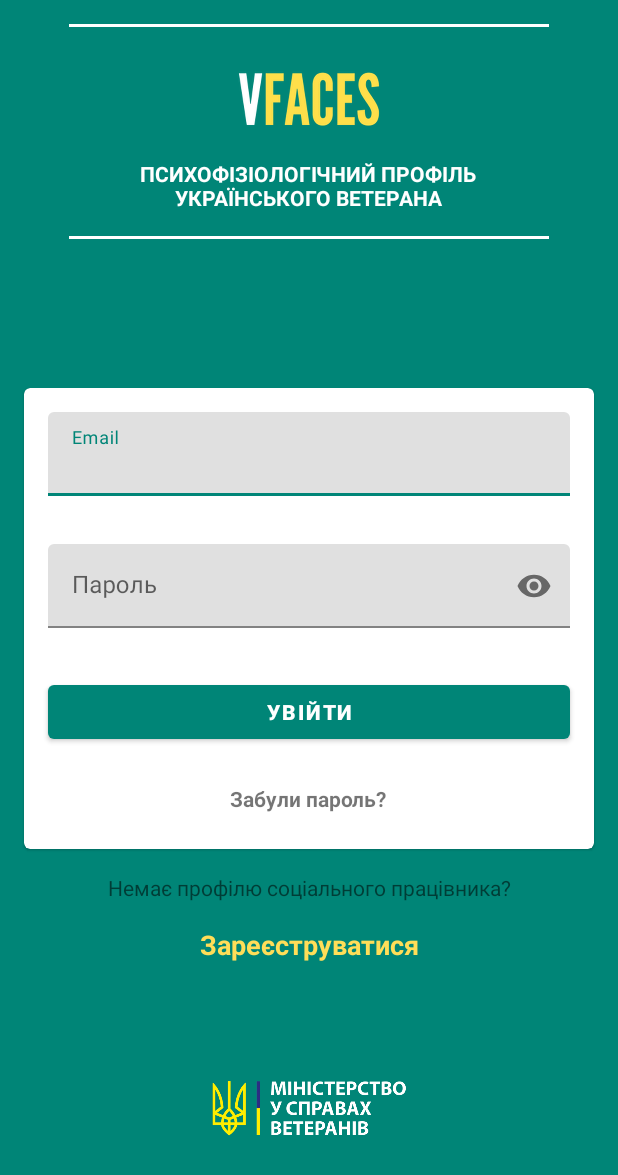
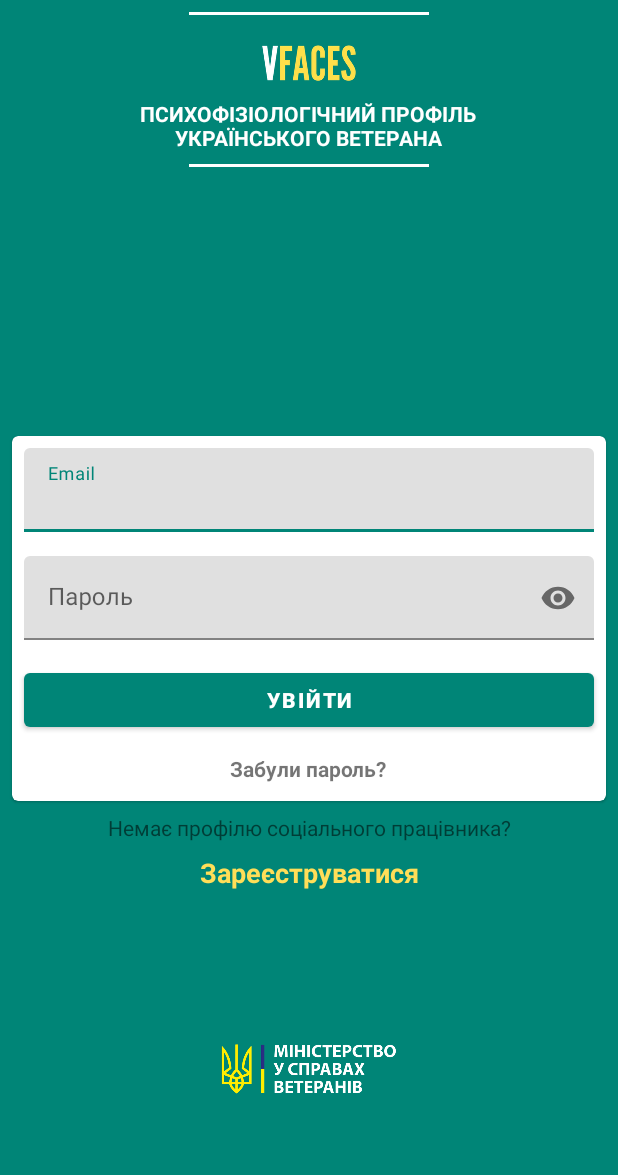
Before and after one commit to eveteranteam/VFaces, an Android app: the screen it shows after launch (AuthHostActivity), on a phone screen of 412 x 824 dp. Shown: the top 1175 px of the screen. Run offline under Robolectric (Android 15) with nearby library versions, the phone set to English and light mode, and no system bars; our stand-ins replace Firebase (no records; nobody signed in at launch, a user with empty details on screens opened directly).

Commit message:
Add dimens folders for different screen density

```diff
--- a/app/src/main/res/drawable/splash_background.xml
+++ b/app/src/main/res/drawable/splash_background.xml
@@ -4,15 +4,17 @@
         <bitmap android:src="@drawable/logo_background" />
     </item>
 
-    <item android:gravity="center">
-        <bitmap android:src="@drawable/ic_scaled_vfaces_logo" />
+    <item>
+        <bitmap
+            android:gravity="center"
+            android:src="@drawable/ic_scaled_vfaces_logo" />
     </item>
 
-    <item
-        android:bottom="@dimen/minvet_logo_bottom_margin"
-        android:gravity="center_horizontal|bottom">
-
-        <bitmap android:src="@drawable/ic_scaled_minvet_white_logo" />
+    <item>
+        <bitmap
+            android:bottom="@dimen/minvet_logo_bottom_margin"
+            android:gravity="center_horizontal|bottom"
+            android:src="@drawable/ic_scaled_minvet_white_logo" />
     </item>
 
 </layer-list>
--- a/app/src/main/res/layout/veteran_profile_logo_layout.xml
+++ b/app/src/main/res/layout/veteran_profile_logo_layout.xml
@@ -27,6 +27,7 @@
         android:layout_marginTop="-8dp"
         android:layout_marginBottom="@dimen/layout_margin_large"
         android:gravity="center"
+        android:textAppearance="@style/TextAppearance.AppCompat.Small"
         android:text="@string/veteran_profile_logo_text"
         android:textColor="@android:color/white"
         android:textStyle="bold" />
--- /dev/null
+++ b/app/src/main/res/values-hdpi/dimens.xml
@@ -0,0 +1,25 @@
+<resources>
+    <!-- Default screen margins, per the Android Design guidelines. -->
+    <dimen name="layout_margin_small">2dp</dimen>
+    <dimen name="layout_margin_medium">4dp</dimen>
+    <dimen name="layout_margin_large">8dp</dimen>
+
+    <dimen name="layout_padding_small">2dp</dimen>
+    <dimen name="layout_padding_medium">4dp</dimen>
+    <dimen name="layout_padding_large">8dp</dimen>
+
+    <dimen name="snackbar_icon_padding">4dp</dimen>
+
+    <!-- Veteran logo -->
+    <dimen name="veteran_profile_logo_line_width">160dp</dimen>
+
+    <!-- Bottom Logo -->
+    <dimen name="minvet_logo_bottom_margin">6dp</dimen>
+
+    <!-- Auth screen -->
+    <dimen name="auth_logo_minvet_width">128dp</dimen>
+    <dimen name="auth_logo_minvet_height">64dp</dimen>
+    <dimen name="auth_logo_vfaces_width">64dp</dimen>
+    <dimen name="auth_logo_vfaces_height">64dp</dimen>
+
+</resources>
--- /dev/null
+++ b/app/src/main/res/values-mdpi/dimens.xml
@@ -0,0 +1,25 @@
+<resources>
+    <!-- Default screen margins, per the Android Design guidelines. -->
+    <dimen name="layout_margin_small">1dp</dimen>
+    <dimen name="layout_margin_medium">2dp</dimen>
+    <dimen name="layout_margin_large">4dp</dimen>
+
+    <dimen name="layout_padding_small">1dp</dimen>
+    <dimen name="layout_padding_medium">2dp</dimen>
+    <dimen name="layout_padding_large">4dp</dimen>
+
+    <dimen name="snackbar_icon_padding">4dp</dimen>
+
+    <!-- Veteran logo -->
+    <dimen name="veteran_profile_logo_line_width">80dp</dimen>
+
+    <!-- Bottom Logo -->
+    <dimen name="minvet_logo_bottom_margin">12dp</dimen>
+
+    <!-- Auth screen -->
+    <dimen name="auth_logo_minvet_width">36dp</dimen>
+    <dimen name="auth_logo_minvet_height">24dp</dimen>
+    <dimen name="auth_logo_vfaces_width">24dp</dimen>
+    <dimen name="auth_logo_vfaces_height">24dp</dimen>
+
+</resources>
--- /dev/null
+++ b/app/src/main/res/values-sw480dp/dimens.xml
@@ -0,0 +1,25 @@
+<resources>
+    <!-- Default screen margins, per the Android Design guidelines. -->
+    <dimen name="layout_margin_small">4dp</dimen>
+    <dimen name="layout_margin_medium">8dp</dimen>
+    <dimen name="layout_margin_large">16dp</dimen>
+
+    <dimen name="layout_padding_small">4dp</dimen>
+    <dimen name="layout_padding_medium">8dp</dimen>
+    <dimen name="layout_padding_large">16dp</dimen>
+
+    <dimen name="snackbar_icon_padding">16dp</dimen>
+
+    <!-- Veteran logo -->
+    <dimen name="veteran_profile_logo_line_width">320dp</dimen>
+
+    <!-- Bottom Logo -->
+    <dimen name="minvet_logo_bottom_margin">48dp</dimen>
+
+    <!-- Auth screen -->
+    <dimen name="auth_logo_minvet_width">142dp</dimen>
+    <dimen name="auth_logo_minvet_height">96dp</dimen>
+    <dimen name="auth_logo_vfaces_width">96dp</dimen>
+    <dimen name="auth_logo_vfaces_height">96dp</dimen>
+
+</resources>
--- /dev/null
+++ b/app/src/main/res/values-sw600dp/dimens.xml
@@ -0,0 +1,25 @@
+<resources>
+    <!-- Default screen margins, per the Android Design guidelines. -->
+    <dimen name="layout_margin_small">8dp</dimen>
+    <dimen name="layout_margin_medium">16dp</dimen>
+    <dimen name="layout_margin_large">32dp</dimen>
+
+    <dimen name="layout_padding_small">8dp</dimen>
+    <dimen name="layout_padding_medium">16dp</dimen>
+    <dimen name="layout_padding_large">32dp</dimen>
+
+    <dimen name="snackbar_icon_padding">32dp</dimen>
+
+    <!-- Veteran logo -->
+    <dimen name="veteran_profile_logo_line_width">460dp</dimen>
+
+    <!-- Bottom Logo -->
+    <dimen name="minvet_logo_bottom_margin">48dp</dimen>
+
+    <!-- Auth screen -->
+    <dimen name="auth_logo_minvet_width">196dp</dimen>
+    <dimen name="auth_logo_minvet_height">96dp</dimen>
+    <dimen name="auth_logo_vfaces_width">96dp</dimen>
+    <dimen name="auth_logo_vfaces_height">96dp</dimen>
+
+</resources>
--- /dev/null
+++ b/app/src/main/res/values-sw720dp/dimens.xml
@@ -0,0 +1,25 @@
+<resources>
+    <!-- Default screen margins, per the Android Design guidelines. -->
+    <dimen name="layout_margin_small">4dp</dimen>
+    <dimen name="layout_margin_medium">8dp</dimen>
+    <dimen name="layout_margin_large">16dp</dimen>
+
+    <dimen name="layout_padding_small">4dp</dimen>
+    <dimen name="layout_padding_medium">8dp</dimen>
+    <dimen name="layout_padding_large">16dp</dimen>
+
+    <dimen name="snackbar_icon_padding">16dp</dimen>
+
+    <!-- Veteran logo -->
+    <dimen name="veteran_profile_logo_line_width">320dp</dimen>
+
+    <!-- Bottom Logo -->
+    <dimen name="minvet_logo_bottom_margin">48dp</dimen>
+
+    <!-- Auth screen -->
+    <dimen name="auth_logo_minvet_width">142dp</dimen>
+    <dimen name="auth_logo_minvet_height">96dp</dimen>
+    <dimen name="auth_logo_vfaces_width">96dp</dimen>
+    <dimen name="auth_logo_vfaces_height">96dp</dimen>
+
+</resources>
--- /dev/null
+++ b/app/src/main/res/values-xhdpi/dimens.xml
@@ -0,0 +1,25 @@
+<resources>
+    <!-- Default screen margins, per the Android Design guidelines. -->
+    <dimen name="layout_margin_small">2dp</dimen>
+    <dimen name="layout_margin_medium">6dp</dimen>
+    <dimen name="layout_margin_large">12dp</dimen>
+
+    <dimen name="layout_padding_small">2dp</dimen>
+    <dimen name="layout_padding_medium">6dp</dimen>
+    <dimen name="layout_padding_large">12dp</dimen>
+
+    <dimen name="snackbar_icon_padding">12dp</dimen>
+
+    <!-- Veteran logo -->
+    <dimen name="veteran_profile_logo_line_width">240dp</dimen>
+
+    <!-- Bottom Logo -->
+    <dimen name="minvet_logo_bottom_margin">18dp</dimen>
+
+    <!-- Auth screen -->
+    <dimen name="auth_logo_minvet_width">108dp</dimen>
+    <dimen name="auth_logo_minvet_height">72dp</dimen>
+    <dimen name="auth_logo_vfaces_width">72dp</dimen>
+    <dimen name="auth_logo_vfaces_height">72dp</dimen>
+
+</resources>
--- /dev/null
+++ b/app/src/main/res/values-xxhdpi/dimens.xml
@@ -0,0 +1,25 @@
+<resources>
+    <!-- Default screen margins, per the Android Design guidelines. -->
+    <dimen name="layout_margin_small">3dp</dimen>
+    <dimen name="layout_margin_medium">6dp</dimen>
+    <dimen name="layout_margin_large">12dp</dimen>
+
+    <dimen name="layout_padding_small">3dp</dimen>
+    <dimen name="layout_padding_medium">6dp</dimen>
+    <dimen name="layout_padding_large">12dp</dimen>
+
+    <dimen name="snackbar_icon_padding">12dp</dimen>
+
+    <!-- Veteran logo -->
+    <dimen name="veteran_profile_logo_line_width">240dp</dimen>
+
+    <!-- Bottom Logo -->
+    <dimen name="minvet_logo_bottom_margin">36dp</dimen>
+
+    <!-- Auth screen -->
+    <dimen name="auth_logo_minvet_width">108dp</dimen>
+    <dimen name="auth_logo_minvet_height">72dp</dimen>
+    <dimen name="auth_logo_vfaces_width">72dp</dimen>
+    <dimen name="auth_logo_vfaces_height">72dp</dimen>
+
+</resources>
--- /dev/null
+++ b/app/src/main/res/values-xxxhdpi/dimens.xml
@@ -0,0 +1,25 @@
+<resources>
+    <!-- Default screen margins, per the Android Design guidelines. -->
+    <dimen name="layout_margin_small">4dp</dimen>
+    <dimen name="layout_margin_medium">8dp</dimen>
+    <dimen name="layout_margin_large">16dp</dimen>
+
+    <dimen name="layout_padding_small">4dp</dimen>
+    <dimen name="layout_padding_medium">8dp</dimen>
+    <dimen name="layout_padding_large">16dp</dimen>
+
+    <dimen name="snackbar_icon_padding">16dp</dimen>
+
+    <!-- Veteran logo -->
+    <dimen name="veteran_profile_logo_line_width">320dp</dimen>
+
+    <!-- Bottom Logo -->
+    <dimen name="minvet_logo_bottom_margin">48dp</dimen>
+
+    <!-- Auth screen -->
+    <dimen name="auth_logo_minvet_width">142dp</dimen>
+    <dimen name="auth_logo_minvet_height">96dp</dimen>
+    <dimen name="auth_logo_vfaces_width">96dp</dimen>
+    <dimen name="auth_logo_vfaces_height">96dp</dimen>
+
+</resources>
```
Also changed, not shown: app/src/main/res/drawable-hdpi/logo_background.webp (added), app/src/main/res/drawable-mdpi/logo_background.webp (added), app/src/main/res/drawable-xhdpi/logo_background.webp (added), app/src/main/res/drawable-xxhdpi/logo_background.webp (added), app/src/main/res/drawable-xxxhdpi/logo_background.webp (added).
